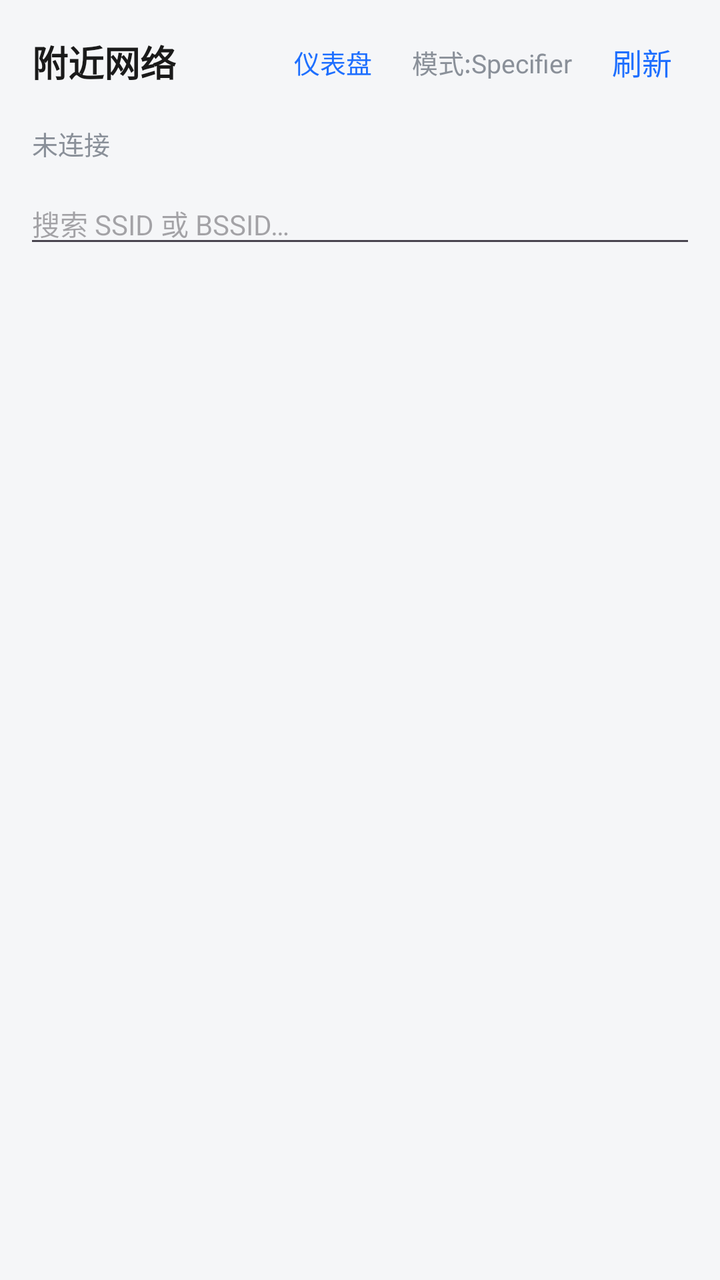
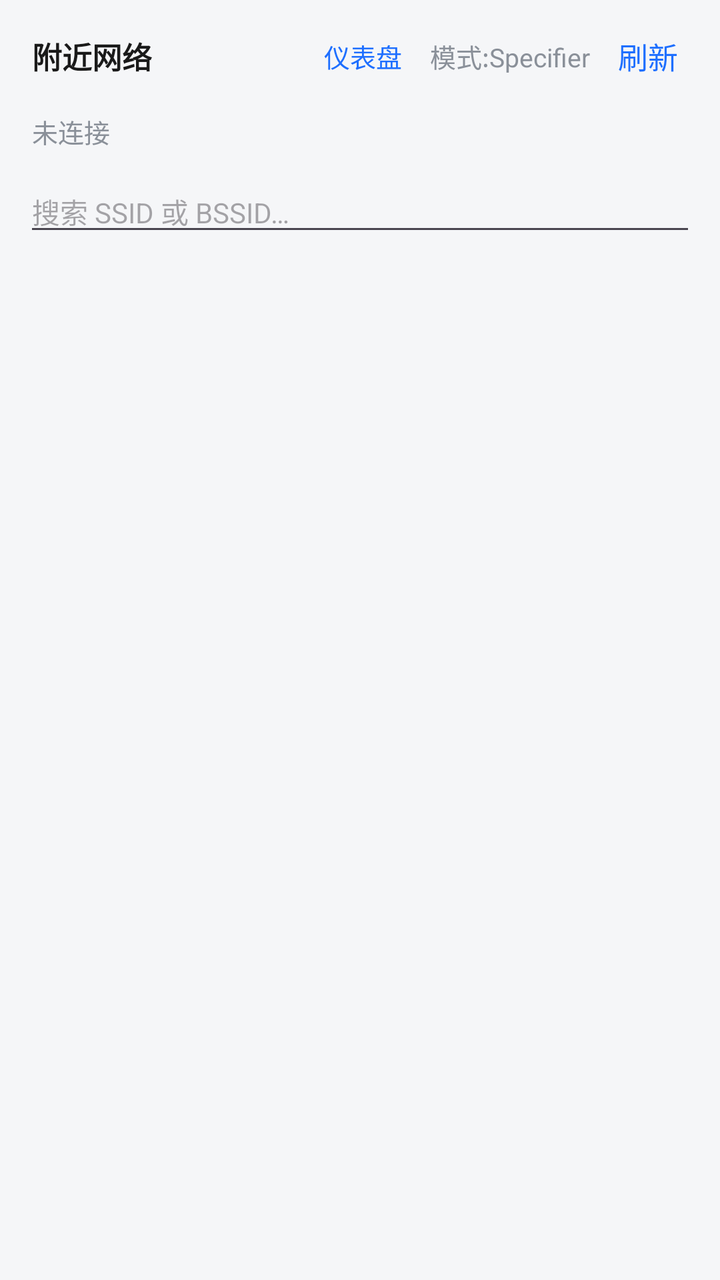

An Android layout rendered at two revisions. The XML below is the earlier revision; the diff shows what the commit changed to produce the second picture.
<!-- AndroidManifest.xml: application theme Theme.BssidConnect -->
<!-- res/layout/activity_main.xml -->
<?xml version="1.0" encoding="utf-8"?>
<LinearLayout xmlns:android="http://schemas.android.com/apk/res/android"
    android:layout_width="match_parent"
    android:layout_height="match_parent"
    android:orientation="vertical"
    android:fitsSystemWindows="true"
    android:background="@color/bg_gray">

    <LinearLayout
        android:layout_width="match_parent"
        android:layout_height="wrap_content"
        android:orientation="horizontal"
        android:gravity="center_vertical"
        android:paddingHorizontal="16dp"
        android:paddingVertical="12dp">

        <TextView
            android:id="@+id/tvTitle"
            android:layout_width="0dp"
            android:layout_height="wrap_content"
            android:layout_weight="1"
            android:text="附近网络"
            android:textColor="#1A1A1A"
            android:textSize="18sp"
            android:textStyle="bold" />

        <ProgressBar
            android:id="@+id/progressScan"
            android:layout_width="24dp"
            android:layout_height="24dp"
            android:visibility="gone" />

        <TextView
            android:id="@+id/btnDash"
            android:layout_width="wrap_content"
            android:layout_height="wrap_content"
            android:padding="8dp"
            android:layout_marginEnd="4dp"
            android:text="仪表盘"
            android:textColor="@color/primary"
            android:textSize="13sp" />

        <TextView
            android:id="@+id/btnMode"
            android:layout_width="wrap_content"
            android:layout_height="wrap_content"
            android:padding="8dp"
            android:layout_marginEnd="4dp"
            android:text="模式:Specifier"
            android:textColor="@color/text_secondary"
            android:textSize="13sp" />

        <TextView
            android:id="@+id/btnUnlock"
            android:layout_width="wrap_content"
            android:layout_height="wrap_content"
            android:padding="8dp"
            android:layout_marginEnd="4dp"
            android:text="解锁"
            android:textColor="#D32F2F"
            android:textSize="13sp"
            android:visibility="gone" />

        <TextView
            android:id="@+id/btnScan"
            android:layout_width="wrap_content"
            android:layout_height="wrap_content"
            android:padding="8dp"
            android:text="刷新"
            android:textColor="@color/primary"
            android:textSize="15sp" />
    </LinearLayout>

    <TextView
        android:id="@+id/tvStatus"
        android:layout_width="match_parent"
        android:layout_height="wrap_content"
        android:paddingHorizontal="16dp"
        android:paddingBottom="4dp"
        android:textColor="@color/text_secondary"
        android:textSize="13sp"
        android:text="未连接" />

    <EditText
        android:id="@+id/etSearch"
        android:layout_width="match_parent"
        android:layout_height="wrap_content"
        android:layout_marginHorizontal="12dp"
        android:layout_marginTop="6dp"
        android:hint="搜索 SSID 或 BSSID…"
        android:imeOptions="actionDone"
        android:inputType="text"
        android:maxLines="1"
        android:textSize="14sp" />

    <TextView
        android:id="@+id/tvPerm"
        android:layout_width="match_parent"
        android:layout_height="wrap_content"
        android:padding="16dp"
        android:gravity="center"
        android:text="需要「附近设备/位置」权限才能扫描 Wi-Fi\n点击此处授权"
        android:textColor="@color/text_secondary"
        android:textSize="14sp"
        android:visibility="gone" />

    
    <LinearLayout
        android:id="@+id/dashPanel"
        android:layout_width="match_parent"
        android:layout_height="wrap_content"
        android:orientation="vertical"
        android:layout_marginHorizontal="12dp"
        android:layout_marginTop="6dp"
        android:padding="16dp"
        android:background="#F5F6F8"
        android:visibility="gone">

        <LinearLayout
            android:layout_width="match_parent"
            android:layout_height="wrap_content"
            android:orientation="horizontal">

            <LinearLayout
                android:layout_width="0dp"
                android:layout_height="wrap_content"
                android:layout_weight="1"
                android:orientation="vertical"
                android:gravity="center">

                <TextView
                    android:id="@+id/dashRssi"
                    android:layout_width="wrap_content"
                    android:layout_height="wrap_content"
                    android:text="--"
                    android:textColor="#2E7D32"
                    android:textSize="30sp"
                    android:textStyle="bold" />

                <TextView
                    android:layout_width="wrap_content"
                    android:layout_height="wrap_content"
                    android:text="信号 dBm"
                    android:textColor="@color/text_secondary"
                    android:textSize="11sp" />
            </LinearLayout>

            <LinearLayout
                android:layout_width="0dp"
                android:layout_height="wrap_content"
                android:layout_weight="1"
                android:orientation="vertical"
                android:gravity="center">

                <TextView
                    android:id="@+id/dashRtt"
                    android:layout_width="wrap_content"
                    android:layout_height="wrap_content"
                    android:text="--"
                    android:textColor="#1565C0"
                    android:textSize="30sp"
                    android:textStyle="bold" />

                <TextView
                    android:layout_width="wrap_content"
                    android:layout_height="wrap_content"
                    android:text="延迟 ms"
                    android:textColor="@color/text_secondary"
                    android:textSize="11sp" />
            </LinearLayout>

            <LinearLayout
                android:layout_width="0dp"
                android:layout_height="wrap_content"
                android:layout_weight="1"
                android:orientation="vertical"
                android:gravity="center">

                <TextView
                    android:id="@+id/dashSpeed"
                    android:layout_width="wrap_content"
                    android:layout_height="wrap_content"
                    android:text="--"
                    android:textColor="#E65100"
                    android:textSize="30sp"
                    android:textStyle="bold" />

                <TextView
                    android:layout_width="wrap_content"
                    android:layout_height="wrap_content"
                    android:text="速率 Mbps"
                    android:textColor="@color/text_secondary"
                    android:textSize="11sp" />
            </LinearLayout>
        </LinearLayout>

        <LinearLayout
            android:layout_width="match_parent"
            android:layout_height="wrap_content"
            android:orientation="horizontal"
            android:layout_marginTop="8dp"
            android:gravity="center_vertical">

            <TextView
                android:id="@+id/dashLink"
                android:layout_width="0dp"
                android:layout_height="wrap_content"
                android:layout_weight="1"
                android:textColor="@color/text_secondary"
                android:textSize="12sp"
                android:text="链路：--" />

            <TextView
                android:id="@+id/btnDashHide"
                android:layout_width="wrap_content"
                android:layout_height="wrap_content"
                android:padding="6dp"
                android:text="收起"
                android:textColor="@color/primary"
                android:textSize="12sp" />
        </LinearLayout>

        <com.dev.bssidconnect.TrendViewProxy
            android:id="@+id/dashTrend"
            android:layout_width="match_parent"
            android:layout_height="220dp"
            android:layout_marginTop="8dp" />
    </LinearLayout>

    <androidx.recyclerview.widget.RecyclerView
        android:id="@+id/recycler"
        android:layout_width="match_parent"
        android:layout_height="match_parent"
        android:clipToPadding="false"
        android:paddingBottom="16dp" />
</LinearLayout>
<!-- resources referenced by this layout -->
<resources>
  <color name="bg_gray">#F5F6F8</color>
  <color name="primary">#1E6FFF</color>
  <color name="text_secondary">#8A9099</color>
  <style name="Theme.BssidConnect" parent="Theme.Material3.DayNight.NoActionBar">
          <item name="colorPrimary">@color/primary</item>
          <item name="colorOnPrimary">@color/white</item>
          <item name="android:statusBarColor">@color/primary</item>
      </style>
  <color name="white">#FFFFFF</color>
</resources>

<!-- the commit's change to res/layout/activity_main.xml (unified diff, before → after) -->
@@ -21,8 +21,10 @@
             android:layout_weight="1"
             android:text="附近网络"
             android:textColor="#1A1A1A"
-            android:textSize="18sp"
-            android:textStyle="bold" />
+            android:textSize="15sp"
+            android:textStyle="bold"
+            android:maxLines="1"
+            android:ellipsize="end" />
 
         <ProgressBar
             android:id="@+id/progressScan"
@@ -34,7 +36,7 @@
             android:id="@+id/btnDash"
             android:layout_width="wrap_content"
             android:layout_height="wrap_content"
-            android:padding="8dp"
+            android:padding="5dp"
             android:layout_marginEnd="4dp"
             android:text="仪表盘"
             android:textColor="@color/primary"
@@ -44,7 +46,7 @@
             android:id="@+id/btnMode"
             android:layout_width="wrap_content"
             android:layout_height="wrap_content"
-            android:padding="8dp"
+            android:padding="5dp"
             android:layout_marginEnd="4dp"
             android:text="模式:Specifier"
             android:textColor="@color/text_secondary"
@@ -54,7 +56,7 @@
             android:id="@+id/btnUnlock"
             android:layout_width="wrap_content"
             android:layout_height="wrap_content"
-            android:padding="8dp"
+            android:padding="5dp"
             android:layout_marginEnd="4dp"
             android:text="解锁"
             android:textColor="#D32F2F"
@@ -65,7 +67,7 @@
             android:id="@+id/btnScan"
             android:layout_width="wrap_content"
             android:layout_height="wrap_content"
-            android:padding="8dp"
+            android:padding="5dp"
             android:text="刷新"
             android:textColor="@color/primary"
             android:textSize="15sp" />
